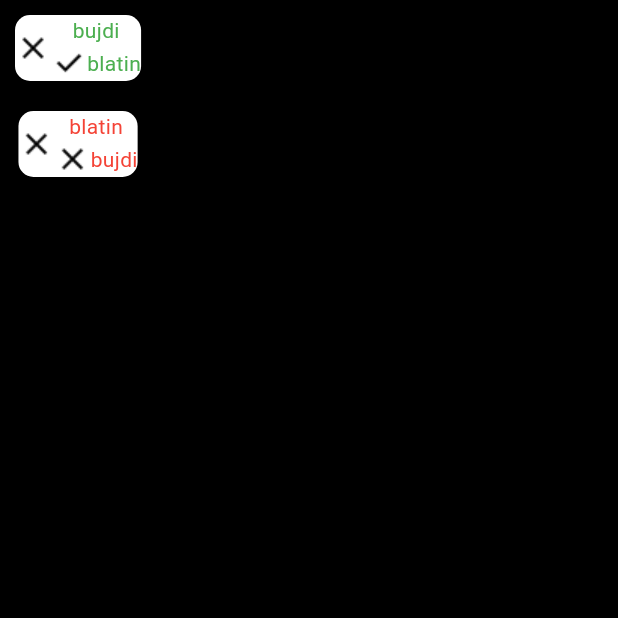
After one commit to mozsarmate/photo-roulette, a Flutter app: the LeaderBoardPage screen opened directly, on a phone screen of 412 x 824 dp, the top half of it. The commit adds this screen. Run offline on Flutter 3.47's test engine with Material 3 defaults, Android fonts, the phone set to English and light mode, and no system bars; our stand-ins replace google_fonts; Roboto replaces fonts that are missing (Kanit).

Commit message:
Leaderboard beginings

```diff
--- /dev/null
+++ b/lib/components/playerWidget.dart
@@ -0,0 +1,49 @@
+import 'package:flutter/cupertino.dart';
+import 'package:flutter/material.dart';
+
+class PlayerWidget extends StatelessWidget {
+  final String name;
+  final int points;
+  final String lastVote;
+  final bool lastVoteWasCorrect;
+  final String avatarPath;
+
+  const PlayerWidget({
+    super.key,
+    required this.name,
+    required this.points,
+    required this.lastVote,
+    required this.lastVoteWasCorrect,
+    required this.avatarPath
+  });
+
+  @override
+  Widget build(BuildContext context) {
+    TextStyle textStyle = TextStyle(
+      color: lastVoteWasCorrect ? Colors.green : Colors.red
+    );
+    return Container(
+        margin: EdgeInsets.all(10),
+      decoration: BoxDecoration(
+        color: Colors.white,
+          borderRadius: BorderRadius.circular(10)
+      ),
+      child: Row(
+        children: <Widget>[
+          Image(image: AssetImage(avatarPath)),
+          Column(
+            children: <Widget>[
+              Text(name, style: textStyle),
+              Row(
+                children: <Widget>[
+                  Image(image: AssetImage(lastVoteWasCorrect ? "assets/images/check.png": "assets/images/cross.png")),
+                  Text(lastVote, style: textStyle)
+                ]
+              )
+            ],
+          )
+        ],
+      )
+    );
+  }
+}
--- a/lib/main.dart
+++ b/lib/main.dart
@@ -1,6 +1,7 @@
 import 'package:flutter/material.dart';
 import 'package:flutter/services.dart';
 import 'package:photo_roulette/pages/home.dart';
+import 'package:photo_roulette/pages/leaderboard.dart';
 import 'package:photo_roulette/themes/themes.dart';
 
 void main() {
@@ -20,6 +21,8 @@ class MyApp extends StatelessWidget {
         debugShowCheckedModeBanner: false,
         title: "Photo Roulette",
         home: const HomePage(),
+        //WAAAAAAAAAAAAAAAAAAAAAAAAAAAAAAAAAAAAAAAAAAAAAAAAA
+        // home: const LeaderBoardPage(),
         theme: mainTheme);
   }
 }
--- /dev/null
+++ b/lib/pages/leaderboard.dart
@@ -0,0 +1,28 @@
+import 'package:flutter/cupertino.dart';
+import 'package:flutter/material.dart';
+import 'package:photo_roulette/components/playerWidget.dart';
+
+class LeaderBoardPage extends StatelessWidget {
+  const LeaderBoardPage({super.key});
+
+  @override
+  Widget build(BuildContext context) {
+    // List<Player> players = [];
+    List<Widget> playerWidgets = [
+      PlayerWidget(name: "bujdi", points: 10, lastVote: "blatin", lastVoteWasCorrect: true, avatarPath: "assets/images/cross.png"),
+      PlayerWidget(name: "blatin", points: 2, lastVote: "bujdi", lastVoteWasCorrect: false, avatarPath: "assets/images/cross.png")
+    ];
+    return Scaffold(
+      body: Center(
+        child: Row(
+             children: <Widget>[Container(
+                // margin: EdgeInsets.all(20),
+                child: Column(
+                    children: playerWidgets
+                )
+            )]
+        )
+      )
+    );
+  }
+}
```
Also changed, not shown: assets/images/check.png (added), assets/images/cross.png (added).
